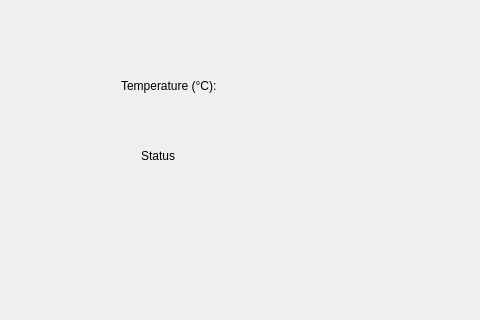
laboratory107/LeptonModule, file software/raspberrypi_video/Sucelje.ui: the form before one commit; both pictures show x 799 to 1279 and y 0 to 320 of the 1279 by 582 pixel window.
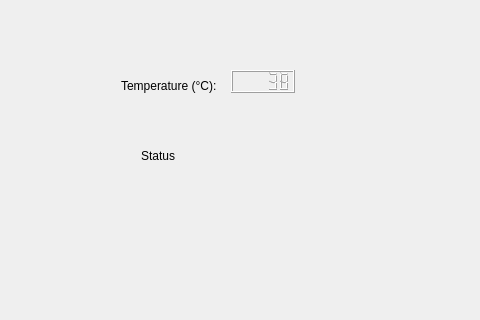
The form after the commit. Icons and pictures are not drawn.

The edit to the form file:
```diff
--- a/software/raspberrypi_video/Sucelje.ui
+++ b/software/raspberrypi_video/Sucelje.ui
@@ -39,6 +39,44 @@
     <string>Status</string>
    </property>
   </widget>
+  <widget class="QLCDNumber" name="lcdNumber">
+   <property name="geometry">
+    <rect>
+     <x>1030</x>
+     <y>70</y>
+     <width>64</width>
+     <height>23</height>
+    </rect>
+   </property>
+   <property name="smallDecimalPoint">
+    <bool>true</bool>
+   </property>
+   <property name="value" stdset="0">
+    <double>37.500000000000000</double>
+   </property>
+   <property name="intValue" stdset="0">
+    <number>38</number>
+   </property>
+  </widget>
+  <widget class="QLabel" name="label_2">
+   <property name="geometry">
+    <rect>
+     <x>90</x>
+     <y>50</y>
+     <width>251</width>
+     <height>281</height>
+    </rect>
+   </property>
+   <property name="text">
+    <string/>
+   </property>
+   <property name="pixmap">
+    <pixmap>user.png</pixmap>
+   </property>
+   <property name="scaledContents">
+    <bool>true</bool>
+   </property>
+  </widget>
  </widget>
  <resources/>
  <connections/>
```
